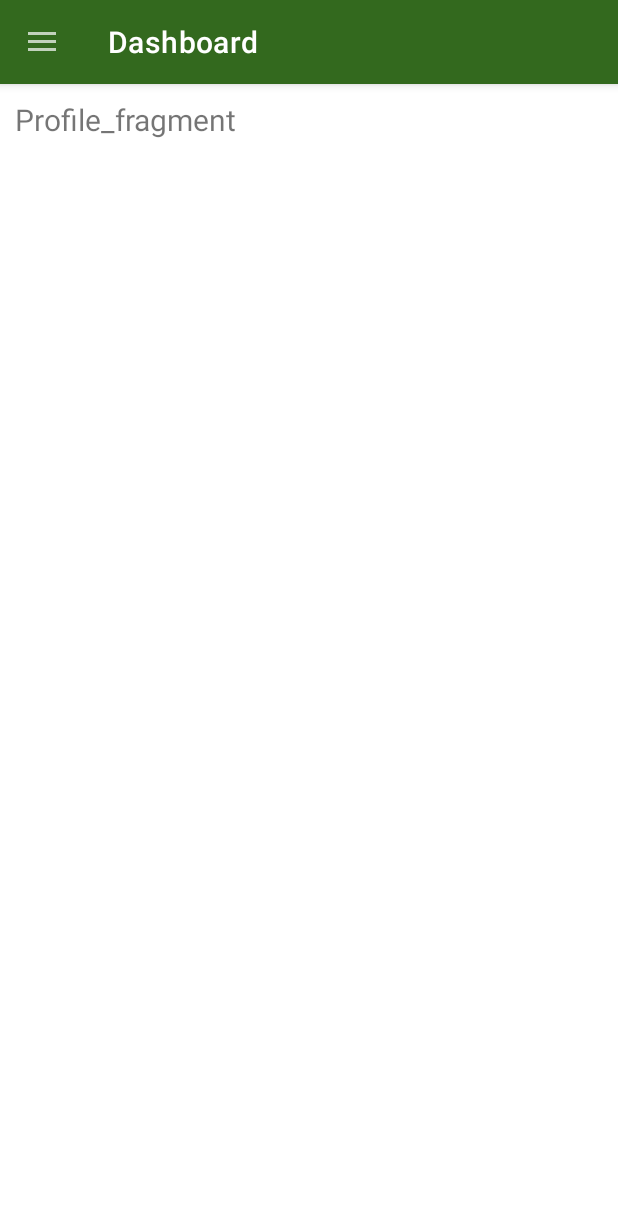
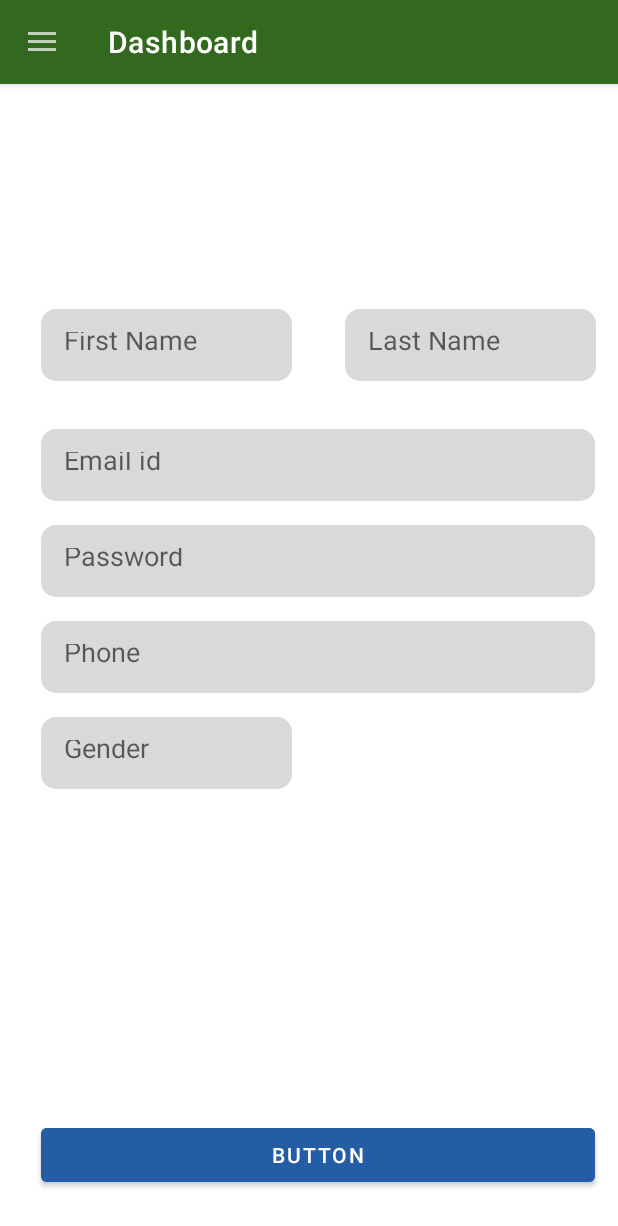
Before and after one commit to DivyaMulchandani/BookHub, an Android app: the fragment profile placed in its activity, on a phone screen of 412 x 824 dp. Shown: the top 1226 px of the screen. Run offline under Robolectric (Android 15) with nearby library versions, the phone set to English and light mode, and no system bars; our stand-ins replace Picasso, Volley; network calls fail; pictures from the network do not load.

Commit message:
xml updated

```diff
--- /dev/null
+++ b/app/src/main/res/drawable/bg.xml
@@ -0,0 +1,5 @@
+<?xml version="1.0" encoding="utf-8"?>
+<shape xmlns:android="http://schemas.android.com/apk/res/android">
+    <solid android:color="#D9D9D9"/>
+    <corners android:radius="10dp"/>
+</shape>
--- a/app/src/main/res/layout/fragment_about_app.xml
+++ b/app/src/main/res/layout/fragment_about_app.xml
@@ -10,9 +10,18 @@
         android:id="@+id/txtaboutapp"
         android:layout_width="wrap_content"
         android:layout_height="wrap_content"
-        android:text="@string/about_app_fragment"
+        android:text="@string/app_name_bookhub"
         android:textSize="20sp"
         android:padding="10dp"/>
 
+    <TextView
+        android:id="@+id/description"
+        android:layout_width="wrap_content"
+        android:layout_height="wrap_content"
+        android:text="@string/welcome_to_bookhub_your_ultimate_destination_for_all_things_literary_dive_into_a_world_of_books_stories_and_knowledge_with_our_feature_rich_book_store_app"
+        android:textSize="20sp"
+        android:padding="10dp"
+        android:layout_below="@+id/txtaboutapp"/>
+
 
 </RelativeLayout>
--- a/app/src/main/res/layout/fragment_profile.xml
+++ b/app/src/main/res/layout/fragment_profile.xml
@@ -6,12 +6,82 @@
     tools:context=".fragment.profile">
 
     <!-- TODO: Update blank fragment layout -->
-    <TextView
-        android:id="@+id/txtprofile"
-        android:layout_width="match_parent"
-        android:layout_height="match_parent"
-        android:text="@string/profile_fragment"
-        android:textSize="20sp"
-        android:padding="10dp"/>
+   <EditText
+       android:id="@+id/first_name"
+       android:layout_width="167dp"
+       android:layout_height="48dp"
+       android:layout_marginTop="150dp"
+       android:layout_marginStart="27dp"
+       android:inputType="text"
+       android:hint="First Name"
+       android:padding="15dp"
+       android:background="@drawable/bg"/>
+    <EditText
+        android:id="@+id/last_name"
+        android:layout_width="167dp"
+        android:layout_height="48dp"
+        android:layout_marginTop="150dp"
+        android:layout_marginLeft="35dp"
+        android:layout_toRightOf="@+id/first_name"
+        android:inputType="text"
+        android:padding="15dp"
+        android:background="@drawable/bg"
+        android:hint="Last Name"/>
+
+    <EditText
+        android:id="@+id/email_id"
+        android:layout_width="369dp"
+        android:layout_height="48dp"
+        android:layout_marginTop="230dp"
+        android:layout_marginLeft="27dp"
+        android:inputType="textEmailAddress"
+        android:padding="15dp"
+        android:background="@drawable/bg"
+        android:hint="Email id"/>
+
+    <EditText
+        android:id="@+id/Password"
+        android:layout_width="369dp"
+        android:layout_height="48dp"
+        android:ems="10"
+        android:inputType="textPassword"
+        android:padding="15dp"
+        android:background="@drawable/bg"
+        android:layout_marginTop="294dp"
+        android:layout_marginLeft="27dp"
+        android:hint="Password"/>
+    <EditText
+        android:id="@+id/Phone"
+        android:layout_width="369dp"
+        android:layout_height="48dp"
+        android:ems="10"
+        android:inputType="number"
+        android:padding="15dp"
+        android:background="@drawable/bg"
+        android:layout_marginTop="358dp"
+        android:layout_marginLeft="27dp"
+        android:hint="Phone"/>
+
+    <EditText
+        android:id="@+id/gender"
+        android:layout_width="167dp"
+        android:layout_height="48dp"
+        android:ems="10"
+        android:inputType="text"
+        android:padding="15dp"
+        android:background="@drawable/bg"
+        android:layout_marginTop="422dp"
+        android:layout_marginLeft="27dp"
+        android:hint="Gender"/>
+
+    <Button
+        android:id="@+id/button"
+        android:layout_width="369dp"
+        android:layout_height="48dp"
+        android:backgroundTint="#245DA6"
+         android:layout_alignParentBottom="true"
+        android:layout_marginBottom="30dp"
+        android:layout_marginLeft="27dp"
+        android:text="Button" />
 
 </RelativeLayout>
--- a/app/src/main/res/values/strings.xml
+++ b/app/src/main/res/values/strings.xml
@@ -22,4 +22,6 @@
     <string name="profile_fragment">Profile_fragment</string>
     <string name="about_app_fragment">About App Fragment</string>
     <string name="sort">Sort</string>
+    <string name="app_name_bookhub">App Name: BookHub</string>
+    <string name="welcome_to_bookhub_your_ultimate_destination_for_all_things_literary_dive_into_a_world_of_books_stories_and_knowledge_with_our_feature_rich_book_store_app">Welcome to BookHub, your ultimate destination for all things literary. Dive into a world of books, stories, and knowledge with our feature-rich book store app.</string>
 </resources>
```
